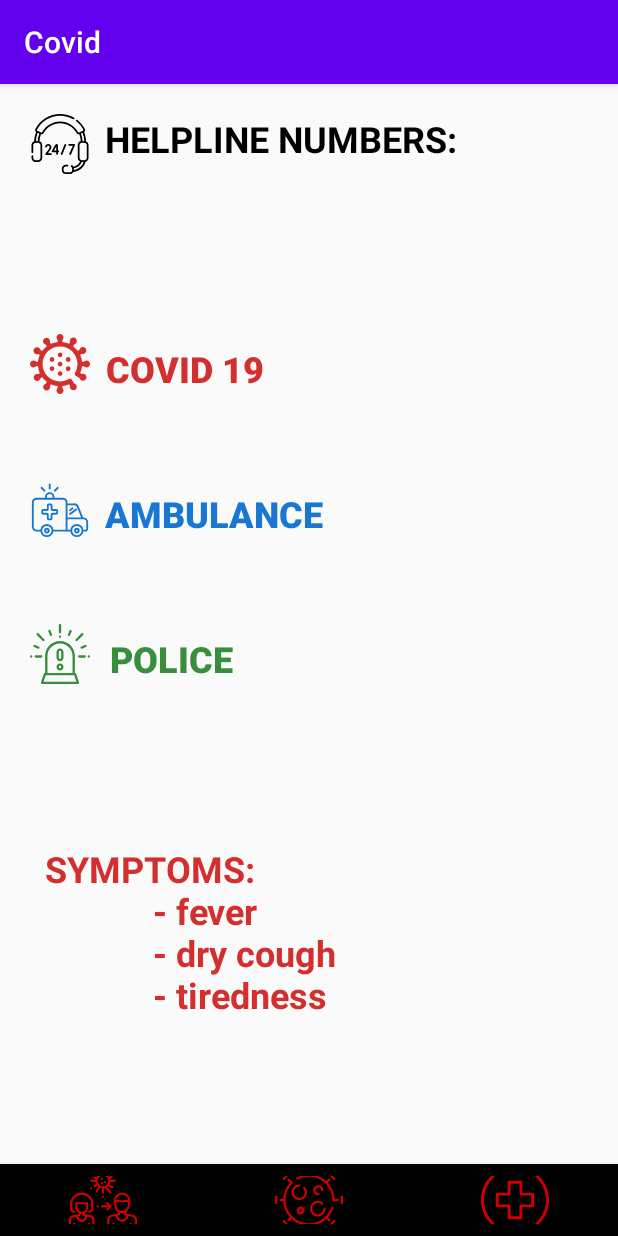
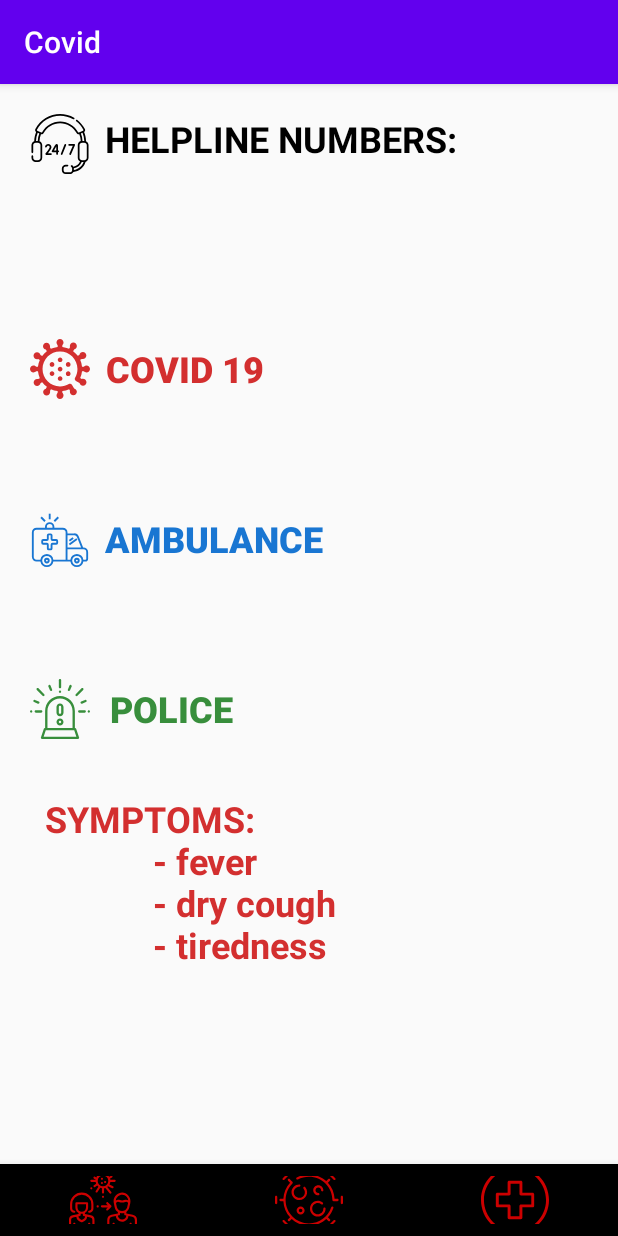
Before and after one commit to abhishek-yadav-aps/Covid-19-Tracker, an Android app: the fragment RightFragment placed in its activity, on a phone screen of 412 x 824 dp. Run offline under Robolectric (Android 15) with nearby library versions, the phone set to English and light mode, and no system bars; network calls fail; 1 statement that could not run was skipped.

Commit message:
responsive changes

```diff
--- a/app/src/main/res/layout/fragment_right.xml
+++ b/app/src/main/res/layout/fragment_right.xml
@@ -37,10 +37,8 @@
     <ImageView
         android:layout_width="40dp"
         android:layout_height="40dp"
-        android:layout_toLeftOf="@id/covidTv"
-        android:layout_below="@id/helplineTv"
         android:src="@drawable/ic_virus"
-        android:layout_marginTop="50dp"
+        android:layout_gravity="center_vertical"
         android:layout_marginRight="10dp"
         android:tint="@color/dark_red"
         />
@@ -53,10 +51,9 @@
         android:textAllCaps="true"
         android:textStyle="bold"
         android:textColor="@color/dark_red"
-        android:layout_centerHorizontal="true"
-        android:layout_marginTop="50dp"
+        android:layout_gravity="center_vertical"
         android:id="@+id/covidTv"
-        android:layout_below="@id/helplineTv"
+
         android:background="@null"
         style="?android:attr/borderlessButtonStyle"
         android:shadowColor="@android:color/white"
@@ -71,10 +68,8 @@
     <ImageView
     android:layout_width="40dp"
     android:layout_height="40dp"
-    android:layout_toLeftOf="@id/ambulanceTv"
-    android:layout_below="@id/covidTv"
+        android:layout_gravity="center_vertical"
     android:src="@drawable/ic_automobile"
-    android:layout_marginTop="50dp"
     android:layout_marginRight="10dp"
     android:tint="@color/dark_blue"/>
 
@@ -86,10 +81,9 @@
         android:textAllCaps="true"
         android:textStyle="bold"
         android:textColor="@color/dark_blue"
-        android:layout_centerHorizontal="true"
-        android:layout_marginTop="50dp"
+        android:layout_gravity="center_vertical"
         android:id="@+id/ambulanceTv"
-        android:layout_below="@id/covidTv"
+
         android:background="@null"
         style="?android:attr/borderlessButtonStyle"
         android:shadowColor="@android:color/white"
@@ -104,10 +98,9 @@
     <ImageView
         android:layout_width="40dp"
         android:layout_height="40dp"
-        android:layout_toLeftOf="@id/policeTv"
-        android:layout_below="@id/ambulanceTv"
+        android:layout_gravity="center_vertical"
         android:src="@drawable/ic_miscellaneous"
-        android:layout_marginTop="50dp"
+
         android:layout_marginRight="10dp"
         android:tint="@color/dark_green"/>
 
@@ -119,10 +112,8 @@
         android:textAllCaps="true"
         android:textStyle="bold"
         android:textColor="@color/dark_green"
-        android:layout_centerHorizontal="true"
-        android:layout_marginTop="50dp"
+        android:layout_gravity="center_vertical"
         android:id="@+id/policeTv"
-        android:layout_below="@id/ambulanceTv"
         android:background="@null"
         style="?android:attr/borderlessButtonStyle"
         android:shadowColor="@android:color/white"
@@ -139,7 +130,7 @@
         android:textStyle="bold"
         android:textColor="@color/dark_red"
         android:layout_marginLeft="10dp"
-        android:layout_marginTop="100dp"
+        android:layout_gravity="center_vertical"
         android:id="@+id/symptomsTv"
         android:layout_below="@id/policeTv"/>
 </LinearLayout>
```
